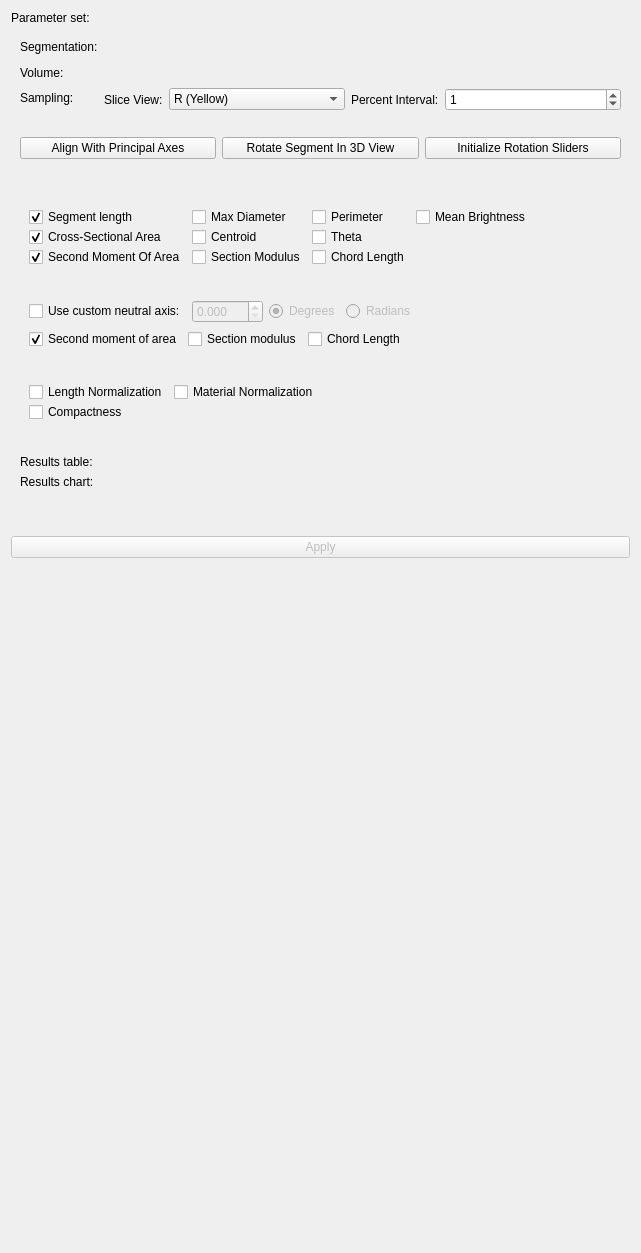
First picture: the form in SegmentGeometry/Resources/UI/SegmentGeometry.ui, repository jmhuie/SlicerBiomech, before the edit.
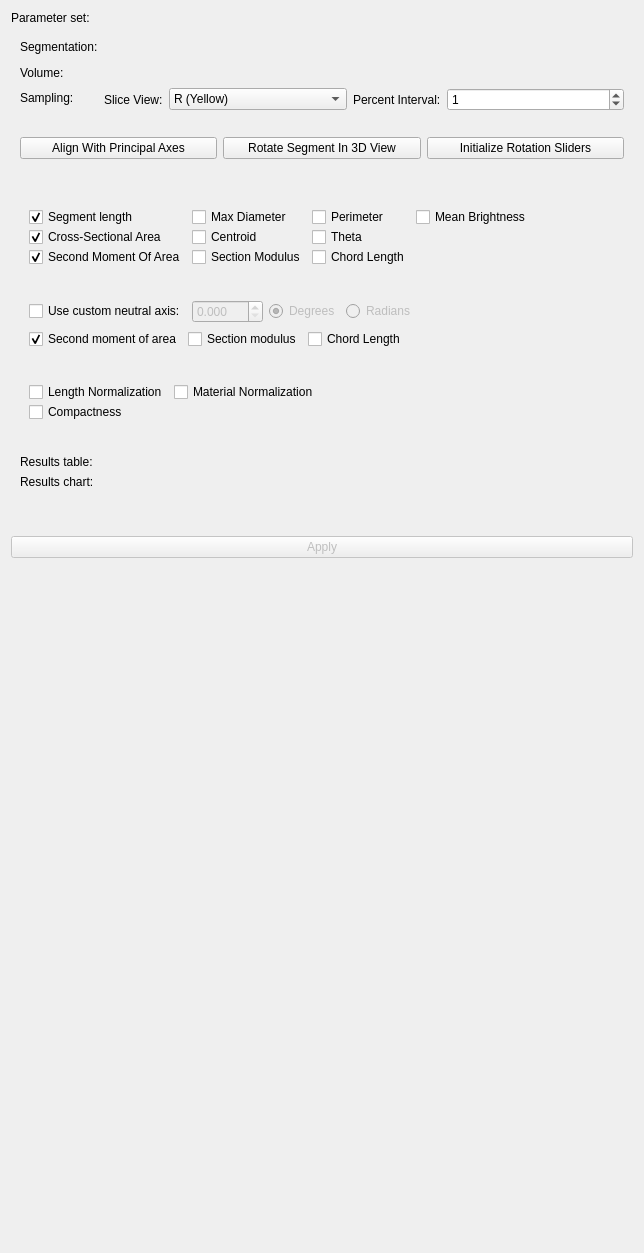
Second picture: the form after the edit. Custom widgets are drawn as their Qt base class.

Commit message: slice view tweak

What changed in the file:
```diff
--- a/SegmentGeometry/Resources/UI/SegmentGeometry.ui
+++ b/SegmentGeometry/Resources/UI/SegmentGeometry.ui
@@ -6,7 +6,7 @@
    <rect>
     <x>0</x>
     <y>0</y>
-    <width>641</width>
+    <width>644</width>
     <height>1253</height>
    </rect>
   </property>
```
Left out of the diff: 8 changed lines with no effect on the pictures.
